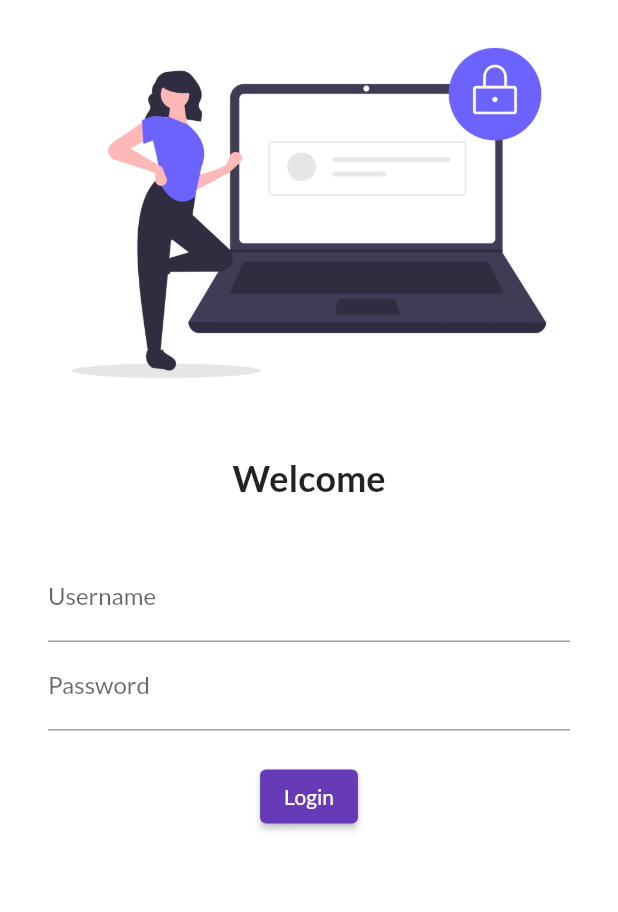
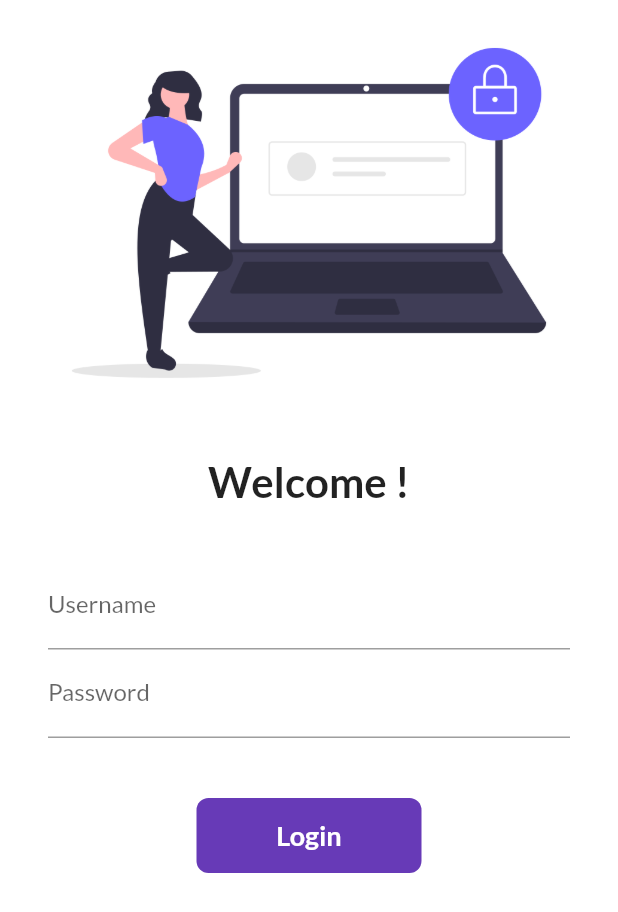
Before and after one commit to aninditdk/30DaysOfFlutter, a Flutter app: the screen it shows after launch, on a phone screen of 412 x 824 dp. Shown: the top 912 px of the screen. Run offline on Flutter 3.47's test engine with Material 2 defaults, Android fonts, the phone set to English and light mode, and no system bars; our stand-ins replace google_fonts.

Commit message:
Day 5 Completed

```diff
--- a/lib/main.dart
+++ b/lib/main.dart
@@ -1,6 +1,7 @@
 import 'package:flutter/material.dart';
 import 'package:flutter_application_1/pages/home_page.dart';
 import 'package:flutter_application_1/pages/login_page.dart';
+import 'package:flutter_application_1/utils/routes.dart';
 import 'package:google_fonts/google_fonts.dart';
 
 void main() {
@@ -22,8 +23,8 @@ class MyApp extends StatelessWidget {
       ),
       initialRoute: "/login",
       routes: {
-        "/": (context) => HomePage(),
-        "/login": (context) => LoginPage(),
+        MyRoutes.homeRoute: (context) => HomePage(),
+        MyRoutes.loginRoute: (context) => LoginPage(),
       },
     );
   }
--- a/lib/pages/login_page.dart
+++ b/lib/pages/login_page.dart
@@ -1,28 +1,22 @@
 import 'package:flutter/material.dart';
+import 'package:flutter_application_1/utils/routes.dart';
 
-class LoginPage extends StatelessWidget {
+class LoginPage extends StatefulWidget {
   const LoginPage({Key key}) : super(key: key);
 
-//   @override
-//   Widget build(BuildContext context) {
-//     return Material(
-//       child: Center(
-//         child: Text(
-//           "Login Page",
-//           style: TextStyle(
-//             fontSize: 20,
-//             color: Colors.blue,
-//             fontWeight: FontWeight.bold,
-//           ),
-//           textScaleFactor: 2.0,
-//         ),
-//       ),
-//     );
-//   }
+  @override
+  State<LoginPage> createState() => _LoginPageState();
+}
+
+class _LoginPageState extends State<LoginPage> {
+  String name = "";
+  bool changeButton = false;
+
   @override
   Widget build(BuildContext context) {
     return Material(
       color: Colors.white,
+      child: SingleChildScrollView(
         child: Column(
           children: [
             Image.asset(
@@ -33,9 +27,9 @@ class LoginPage extends StatelessWidget {
               height: 20.0,
             ),
             Text(
-            "Welcome",
+              "Welcome $name!",
               style: TextStyle(
-              fontSize: 24,
+                fontSize: 28,
                 fontWeight: FontWeight.bold,
               ),
             ),
@@ -52,6 +46,10 @@ class LoginPage extends StatelessWidget {
                       hintText: "Enter Username",
                       labelText: "Username",
                     ),
+                    onChanged: (value) {
+                      name = value;
+                      setState(() {});
+                    },
                   ),
                   TextFormField(
                     obscureText: true,
@@ -61,20 +59,55 @@ class LoginPage extends StatelessWidget {
                     ),
                   ),
                   SizedBox(
-                  height: 20.0,
+                    height: 40.0,
                   ),
-                ElevatedButton(
-                  child: Text("Login"),
-                  onPressed: () {
-                    print("Hi Anindit");
+                  // ElevatedButton(
+                  //   child: Text("Login"),
+                  //   style: TextButton.styleFrom(minimumSize: Size(150, 40)),
+                  //   onPressed: () {
+                  //     Navigator.pushNamed(context, MyRoutes.homeRoute);
+                  //   },
+                  // ),
+                  InkWell(
+                    onTap: () async {
+                      setState(() {
+                        changeButton = true;
+                      });
+
+                      await Future.delayed(Duration(seconds: 1));
+                      Navigator.pushNamed(context, MyRoutes.homeRoute);
                     },
-                  style: TextButton.styleFrom(),
+                    child: AnimatedContainer(
+                      duration: Duration(seconds: 1),
+                      width: changeButton ? 50 : 150,
+                      height: 50,
+                      alignment: Alignment.center,
+                      child: changeButton
+                          ? Icon(
+                              Icons.done,
+                              color: Colors.white,
+                            )
+                          : Text(
+                              "Login",
+                              style: TextStyle(
+                                color: Colors.white,
+                                fontWeight: FontWeight.bold,
+                                fontSize: 18,
+                              ),
+                            ),
+                      decoration: BoxDecoration(
+                          color: Colors.deepPurple,
+                          // shape: changeButton? BoxShape.circle: BoxShape.rectangle,
+                          borderRadius:
+                              BorderRadius.circular(changeButton ? 50 : 8)),
+                    ),
                   ),
                 ],
               ),
             ),
           ],
         ),
+      ),
     );
   }
 }
--- /dev/null
+++ b/lib/utils/routes.dart
@@ -0,0 +1,4 @@
+class MyRoutes {
+  static String loginRoute = "/login";
+  static String homeRoute = "/home";
+}
```
Lines whose indentation alone changed are shown as unchanged.
